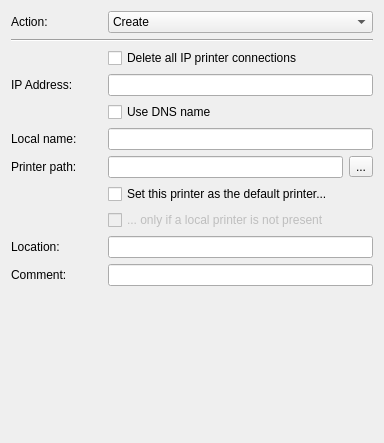
Above: src/apps/mvvm-folders/printers/tcpprintergeneralwidget.ui from august-alt/policy-preferences-editor-prototype before the change. Below: the same form after it.
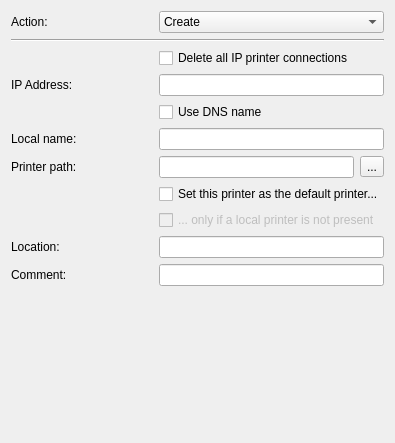
That is the form after the change.

The edit to the form file:
```diff
--- a/src/apps/mvvm-folders/printers/tcpprintergeneralwidget.ui
+++ b/src/apps/mvvm-folders/printers/tcpprintergeneralwidget.ui
@@ -20,7 +20,7 @@
    <string>Form</string>
   </property>
   <layout class="QGridLayout" name="gridLayout">
-   <item row="1" column="0" colspan="4">
+   <item row="1" column="0" colspan="3">
     <widget class="Line" name="line">
      <property name="font">
       <font>
@@ -33,7 +33,7 @@
      </property>
     </widget>
    </item>
-   <item row="2" column="1" colspan="3">
+   <item row="2" column="1">
     <widget class="QCheckBox" name="deleteCheckBox">
      <property name="sizePolicy">
       <sizepolicy hsizetype="Preferred" vsizetype="Fixed">
@@ -54,6 +54,12 @@
        <verstretch>0</verstretch>
       </sizepolicy>
      </property>
+     <property name="minimumSize">
+      <size>
+       <width>142</width>
+       <height>0</height>
+      </size>
+     </property>
      <property name="text">
       <string>IP Address:</string>
      </property>
@@ -62,6 +68,13 @@
      </property>
     </widget>
    </item>
+   <item row="4" column="1">
+    <widget class="QCheckBox" name="usednsCheckBox">
+     <property name="text">
+      <string>Use DNS name</string>
+     </property>
+    </widget>
+   </item>
    <item row="5" column="0">
     <widget class="QLabel" name="localNameLabel">
      <property name="sizePolicy">
@@ -70,6 +83,12 @@
        <verstretch>0</verstretch>
       </sizepolicy>
      </property>
+     <property name="minimumSize">
+      <size>
+       <width>142</width>
+       <height>0</height>
+      </size>
+     </property>
      <property name="text">
       <string>Local name:</string>
      </property>
@@ -97,14 +116,24 @@
      </property>
     </widget>
    </item>
-   <item row="6" column="3">
+   <item row="6" column="1">
+    <widget class="QLineEdit" name="pathLineEdit">
+     <property name="sizePolicy">
+      <sizepolicy hsizetype="Expanding" vsizetype="Preferred">
+       <horstretch>0</horstretch>
+       <verstretch>0</verstretch>
+      </sizepolicy>
+     </property>
+    </widget>
+   </item>
+   <item row="6" column="2">
     <widget class="QToolButton" name="sharedPathToolButton">
      <property name="text">
       <string>...</string>
      </property>
     </widget>
    </item>
-   <item row="7" column="1" colspan="3">
+   <item row="7" column="1" colspan="2">
     <widget class="QCheckBox" name="defaultCheckBox">
      <property name="sizePolicy">
       <sizepolicy hsizetype="Maximum" vsizetype="Fixed">
@@ -117,7 +146,7 @@
      </property>
     </widget>
    </item>
-   <item row="8" column="1" colspan="3">
+   <item row="8" column="1" colspan="2">
     <widget class="QCheckBox" name="skipLocalCheckBox">
      <property name="enabled">
       <bool>false</bool>
@@ -153,7 +182,7 @@
      </property>
     </widget>
    </item>
-   <item row="11" column="0" colspan="4">
+   <item row="11" column="0" colspan="3">
     <spacer name="verticalSpacer">
      <property name="orientation">
       <enum>Qt::Vertical</enum>
@@ -166,40 +195,7 @@
      </property>
     </spacer>
    </item>
-   <item row="9" column="1" colspan="3">
-    <widget class="QLineEdit" name="locationLineEdit"/>
-   </item>
-   <item row="10" column="1" colspan="3">
-    <widget class="QLineEdit" name="commentLineEdit"/>
-   </item>
-   <item row="6" column="1" colspan="2">
-    <widget class="QLineEdit" name="pathLineEdit">
-     <property name="sizePolicy">
-      <sizepolicy hsizetype="Expanding" vsizetype="Preferred">
-       <horstretch>0</horstretch>
-       <verstretch>0</verstretch>
-      </sizepolicy>
-     </property>
-    </widget>
-   </item>
-   <item row="5" column="1" colspan="3">
-    <widget class="QLineEdit" name="localNameLineEdit"/>
-   </item>
-   <item row="3" column="1" colspan="3">
-    <widget class="QLineEdit" name="ipaddressLineEdit">
-     <property name="text">
-      <string/>
-     </property>
-    </widget>
-   </item>
-   <item row="4" column="1" colspan="2">
-    <widget class="QCheckBox" name="usednsCheckBox">
-     <property name="text">
-      <string>Use DNS name</string>
-     </property>
-    </widget>
-   </item>
-   <item row="0" column="0" colspan="4">
+   <item row="0" column="0" colspan="3">
     <layout class="QHBoxLayout" name="horizontalLayout_4">
      <item>
       <widget class="QLabel" name="actionLabel">
@@ -211,7 +207,7 @@
        </property>
        <property name="minimumSize">
         <size>
-         <width>91</width>
+         <width>142</width>
          <height>0</height>
         </size>
        </property>
@@ -252,6 +248,28 @@
      </item>
     </layout>
    </item>
+   <item row="3" column="1" colspan="2">
+    <widget class="QLineEdit" name="ipaddressLineEdit">
+     <property name="sizePolicy">
+      <sizepolicy hsizetype="Expanding" vsizetype="Preferred">
+       <horstretch>0</horstretch>
+       <verstretch>0</verstretch>
+      </sizepolicy>
+     </property>
+     <property name="text">
+      <string/>
+     </property>
+    </widget>
+   </item>
+   <item row="5" column="1" colspan="2">
+    <widget class="QLineEdit" name="localNameLineEdit"/>
+   </item>
+   <item row="9" column="1" colspan="2">
+    <widget class="QLineEdit" name="locationLineEdit"/>
+   </item>
+   <item row="10" column="1" colspan="2">
+    <widget class="QLineEdit" name="commentLineEdit"/>
+   </item>
   </layout>
  </widget>
  <tabstops>
```
